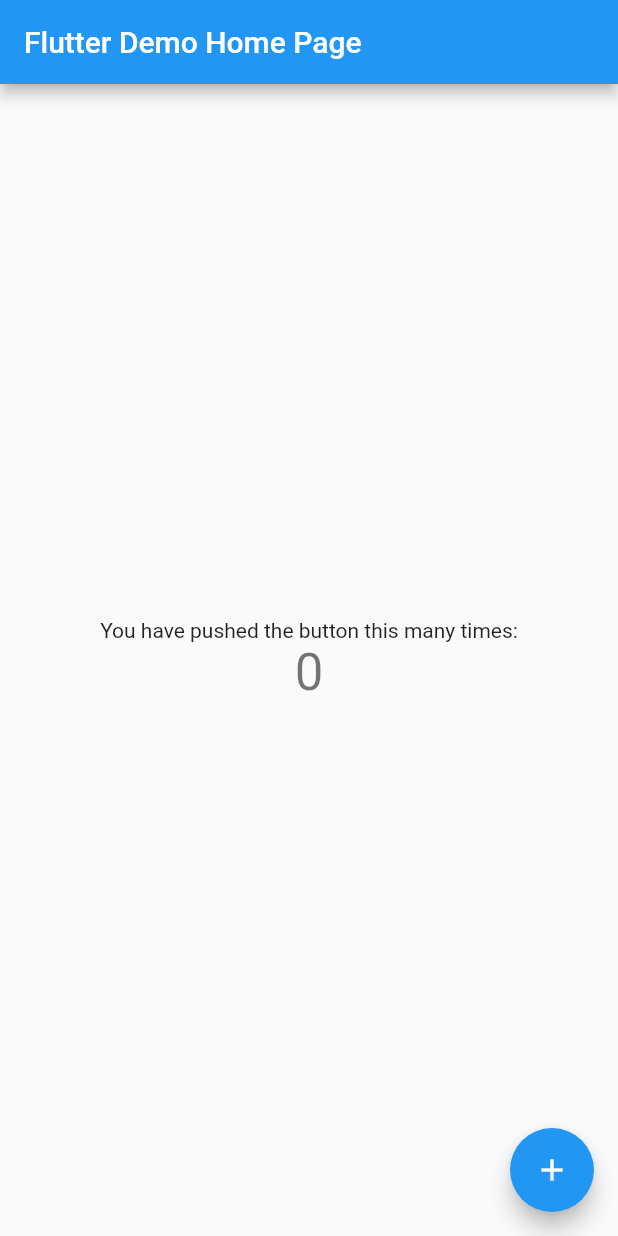
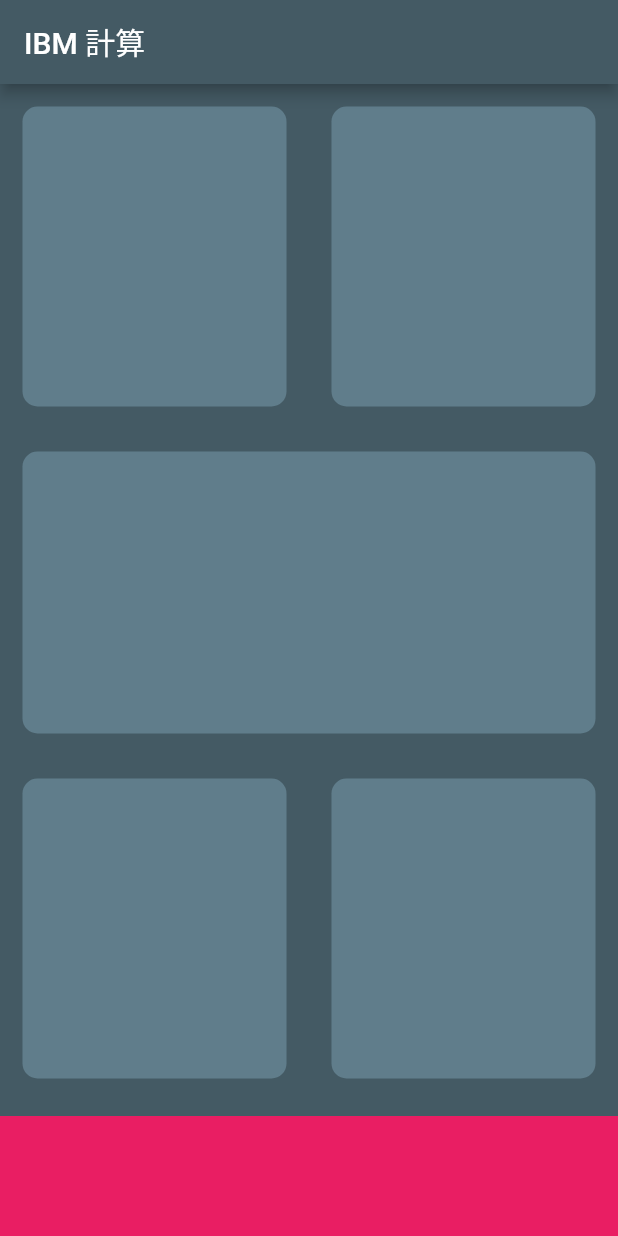
Before and after one commit to KTmifune/IBM-calculator-flutter, a Flutter app: the screen it shows after launch, on a phone screen of 412 x 824 dp. Run offline on Flutter 3.47's test engine with Material 2 defaults, Android fonts, the phone set to English and light mode, and no system bars.

Commit message:
Add: Change layout

```diff
--- /dev/null
+++ b/ibm_calculator/lib/input_page.dart
@@ -0,0 +1,73 @@
+import 'package:flutter/material.dart';
+
+class InputPage extends StatefulWidget {
+  InputPage({Key key, this.title}) : super(key: key);
+  final String title;
+  @override
+  _InputPageState createState() => _InputPageState();
+}
+
+class _InputPageState extends State<InputPage> {
+  @override
+  Widget build(BuildContext context) {
+    return SafeArea(
+      child: Scaffold(
+        appBar: AppBar(
+          title: Text(widget.title),
+        ),
+        body: Column(
+          children: <Widget>[
+            Row(
+              mainAxisAlignment: MainAxisAlignment.spaceEvenly,
+              children: <Widget>[
+                Expanded(
+                  child: ReusableCard(color: Colors.blueGrey),
+                ),
+                Expanded(
+                  child: ReusableCard(color: Colors.blueGrey),
+                ),
+              ],
+            ),
+            Expanded(
+              child: ReusableCard(color: Colors.blueGrey),
+            ),
+            Row(
+              mainAxisAlignment: MainAxisAlignment.spaceEvenly,
+              children: <Widget>[
+                Expanded(
+                  child: ReusableCard(color: Colors.blueGrey),
+                ),
+                Expanded(
+                  child: ReusableCard(color: Colors.blueGrey),
+                ),
+              ],
+            ),
+            Container(
+              height: 80.0,
+              width: double.infinity,
+              color: Colors.pink,
+              margin: EdgeInsets.only(top: 10.0),
+            ),
+          ],
+        ),
+      ),
+    );
+  }
+}
+
+class ReusableCard extends StatelessWidget {
+  final Color color;
+  ReusableCard({@required this.color});
+
+  @override
+  Widget build(BuildContext context) {
+    return Container(
+      height: 200.0,
+      margin: EdgeInsets.all(15.0),
+      decoration: BoxDecoration(
+        color: color,
+        borderRadius: BorderRadius.circular(10.0),
+      ),
+    );
+  }
+}
--- a/ibm_calculator/lib/main.dart
+++ b/ibm_calculator/lib/main.dart
@@ -1,111 +1,23 @@
 import 'package:flutter/material.dart';
+import 'input_page.dart';
 
-void main() => runApp(MyApp());
+void main() => runApp(IBMCalculator());
 
-class MyApp extends StatelessWidget {
+class IBMCalculator extends StatelessWidget {
   // This widget is the root of your application.
   @override
   Widget build(BuildContext context) {
     return MaterialApp(
-      title: 'Flutter Demo',
+      title: 'IBM Calculator',
       theme: ThemeData(
-        // This is the theme of your application.
-        //
-        // Try running your application with "flutter run". You'll see the
-        // application has a blue toolbar. Then, without quitting the app, try
-        // changing the primarySwatch below to Colors.green and then invoke
-        // "hot reload" (press "r" in the console where you ran "flutter run",
-        // or simply save your changes to "hot reload" in a Flutter IDE).
-        // Notice that the counter didn't reset back to zero; the application
-        // is not restarted.
-        primarySwatch: Colors.blue,
+        primaryColor: Color(0xFF445A64),
+        scaffoldBackgroundColor: Color(0xFF445A64),
+        accentColor: Colors.redAccent,
+        textTheme: TextTheme(
+          body1: TextStyle(color: Colors.white),
+        ),
       ),
-      home: MyHomePage(title: 'Flutter Demo Home Page'),
+      home: InputPage(title: 'IBM 計算'),
     );
   }
 }
-
-class MyHomePage extends StatefulWidget {
-  MyHomePage({Key key, this.title}) : super(key: key);
-
-  // This widget is the home page of your application. It is stateful, meaning
-  // that it has a State object (defined below) that contains fields that affect
-  // how it looks.
-
-  // This class is the configuration for the state. It holds the values (in this
-  // case the title) provided by the parent (in this case the App widget) and
-  // used by the build method of the State. Fields in a Widget subclass are
-  // always marked "final".
-
-  final String title;
-
-  @override
-  _MyHomePageState createState() => _MyHomePageState();
-}
-
-class _MyHomePageState extends State<MyHomePage> {
-  int _counter = 0;
-
-  void _incrementCounter() {
-    setState(() {
-      // This call to setState tells the Flutter framework that something has
-      // changed in this State, which causes it to rerun the build method below
-      // so that the display can reflect the updated values. If we changed
-      // _counter without calling setState(), then the build method would not be
-      // called again, and so nothing would appear to happen.
-      _counter++;
-    });
-  }
-
-  @override
-  Widget build(BuildContext context) {
-    // This method is rerun every time setState is called, for instance as done
-    // by the _incrementCounter method above.
-    //
-    // The Flutter framework has been optimized to make rerunning build methods
-    // fast, so that you can just rebuild anything that needs updating rather
-    // than having to individually change instances of widgets.
-    return Scaffold(
-      appBar: AppBar(
-        // Here we take the value from the MyHomePage object that was created by
-        // the App.build method, and use it to set our appbar title.
-        title: Text(widget.title),
-      ),
-      body: Center(
-        // Center is a layout widget. It takes a single child and positions it
-        // in the middle of the parent.
-        child: Column(
-          // Column is also a layout widget. It takes a list of children and
-          // arranges them vertically. By default, it sizes itself to fit its
-          // children horizontally, and tries to be as tall as its parent.
-          //
-          // Invoke "debug painting" (press "p" in the console, choose the
-          // "Toggle Debug Paint" action from the Flutter Inspector in Android
-          // Studio, or the "Toggle Debug Paint" command in Visual Studio Code)
-          // to see the wireframe for each widget.
-          //
-          // Column has various properties to control how it sizes itself and
-          // how it positions its children. Here we use mainAxisAlignment to
-          // center the children vertically; the main axis here is the vertical
-          // axis because Columns are vertical (the cross axis would be
-          // horizontal).
-          mainAxisAlignment: MainAxisAlignment.center,
-          children: <Widget>[
-            Text(
-              'You have pushed the button this many times:',
-            ),
-            Text(
-              '$_counter',
-              style: Theme.of(context).textTheme.display1,
-            ),
-          ],
-        ),
-      ),
-      floatingActionButton: FloatingActionButton(
-        onPressed: _incrementCounter,
-        tooltip: 'Increment',
-        child: Icon(Icons.add),
-      ), // This trailing comma makes auto-formatting nicer for build methods.
-    );
-  }
-}
```
Also changed, not shown: 1 other file.
